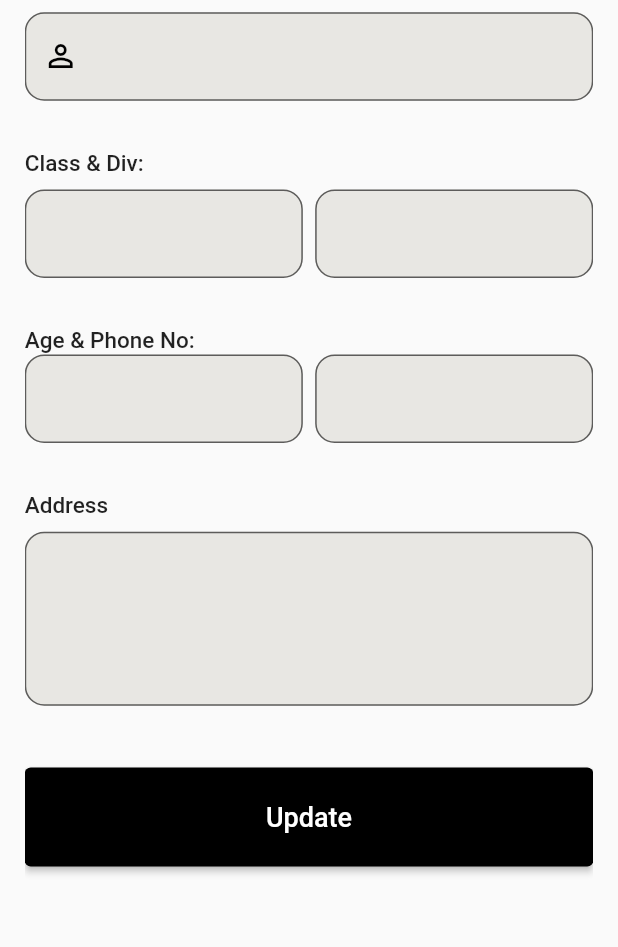
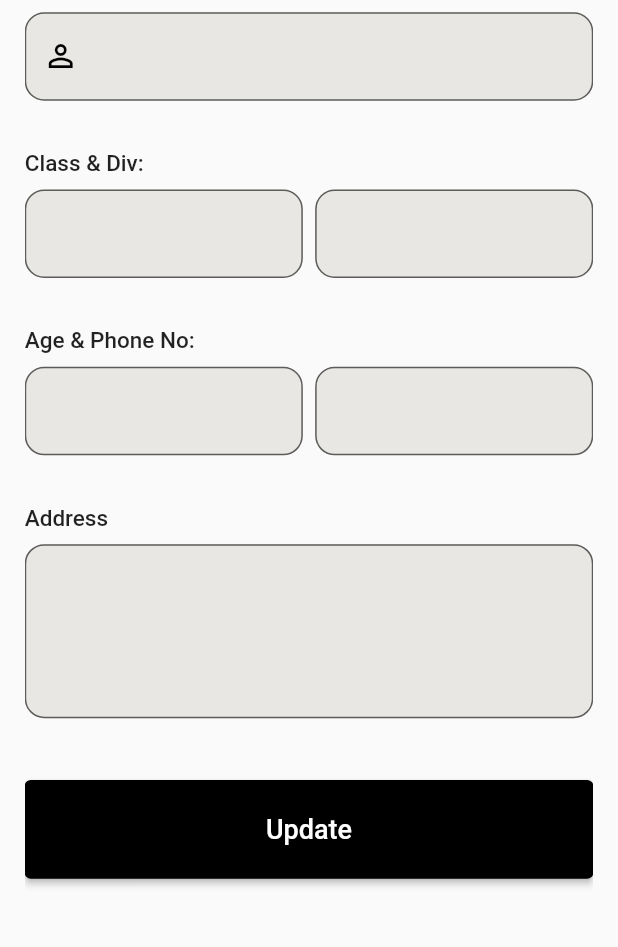
Before and after one commit to sarangvs/student-app-sqflite-Getx-, a Flutter app: the EditStudent screen opened directly, on a phone screen of 412 x 824 dp, the part 255-1202 px from its top. Run offline on Flutter 3.47's test engine with Material 2 defaults, Android fonts, the light colour scheme and no system bars; our stand-ins replace get, google_fonts, sqflite; accounts and stored records are empty; statements that could not run were skipped.

Commit message:
update feature added

```diff
--- a/lib/Screens/edit_students.dart
+++ b/lib/Screens/edit_students.dart
@@ -168,7 +168,7 @@ class _EditStudentState extends State<EditStudent> {
                       const Text('Age & Phone No:',
                           style: TextStyle(
                               fontWeight: FontWeight.w500, fontSize: 15)),
-                      // SizedBox(height: screenHeight*0.01,),
+                       SizedBox(height: screenHeight*0.01,),
                       Row(
                         mainAxisAlignment: MainAxisAlignment.start,
                         children: [
```
